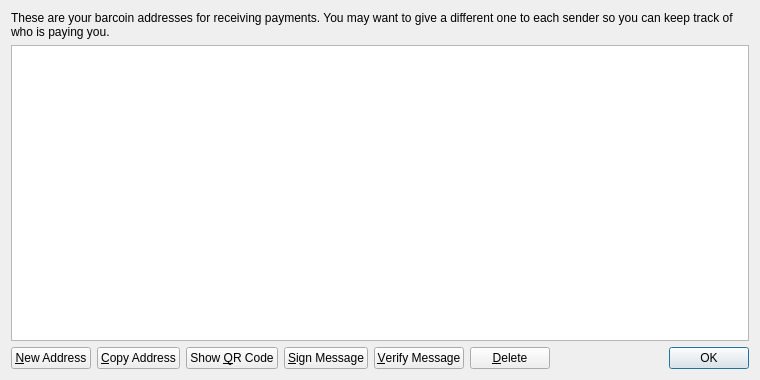
Old version of the form src/qt/forms/addressbookpage.ui in the repository UNicIT/WaterCoin.
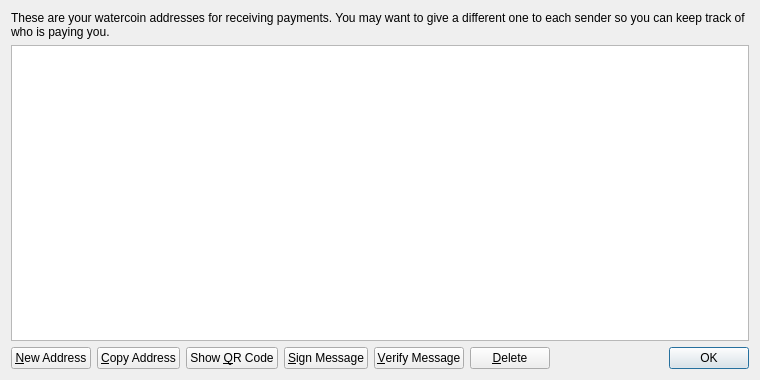
New version of the form. Icons and pictures are not drawn.

Patch:
```diff
--- a/src/qt/forms/addressbookpage.ui
+++ b/src/qt/forms/addressbookpage.ui
@@ -17,7 +17,7 @@
    <item>
     <widget class="QLabel" name="labelExplanation">
      <property name="text">
-      <string>These are your barcoin addresses for receiving payments. You may want to give a different one to each sender so you can keep track of who is paying you.</string>
+      <string>These are your watercoin addresses for receiving payments. You may want to give a different one to each sender so you can keep track of who is paying you.</string>
      </property>
      <property name="textFormat">
       <enum>Qt::PlainText</enum>
```
